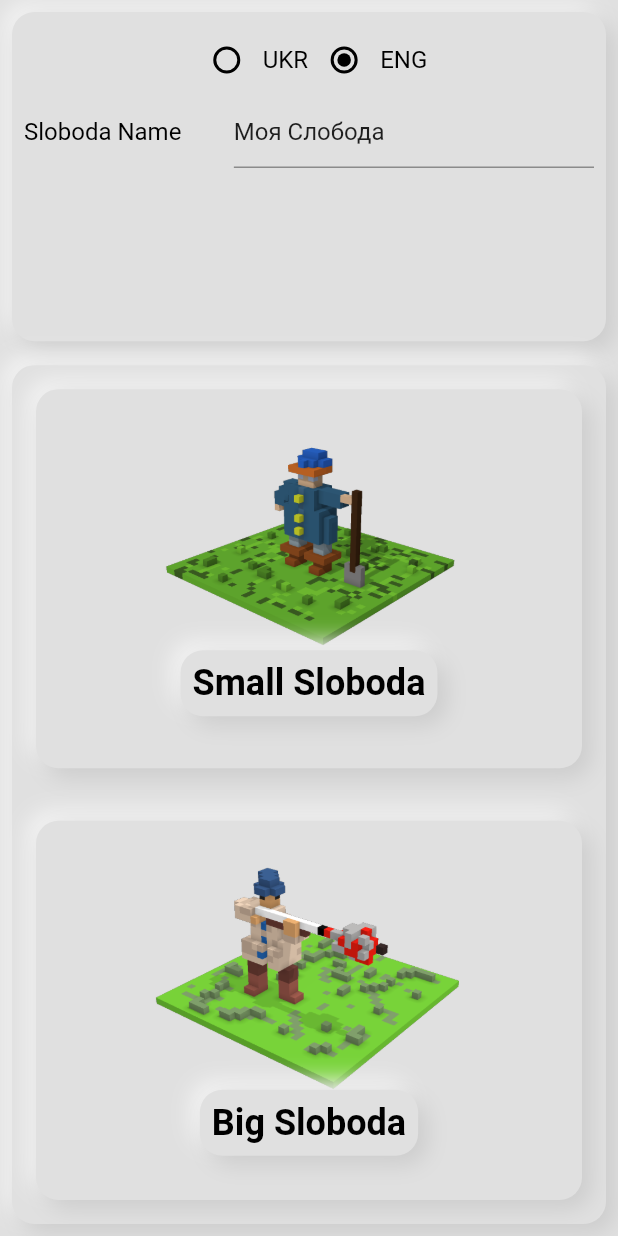
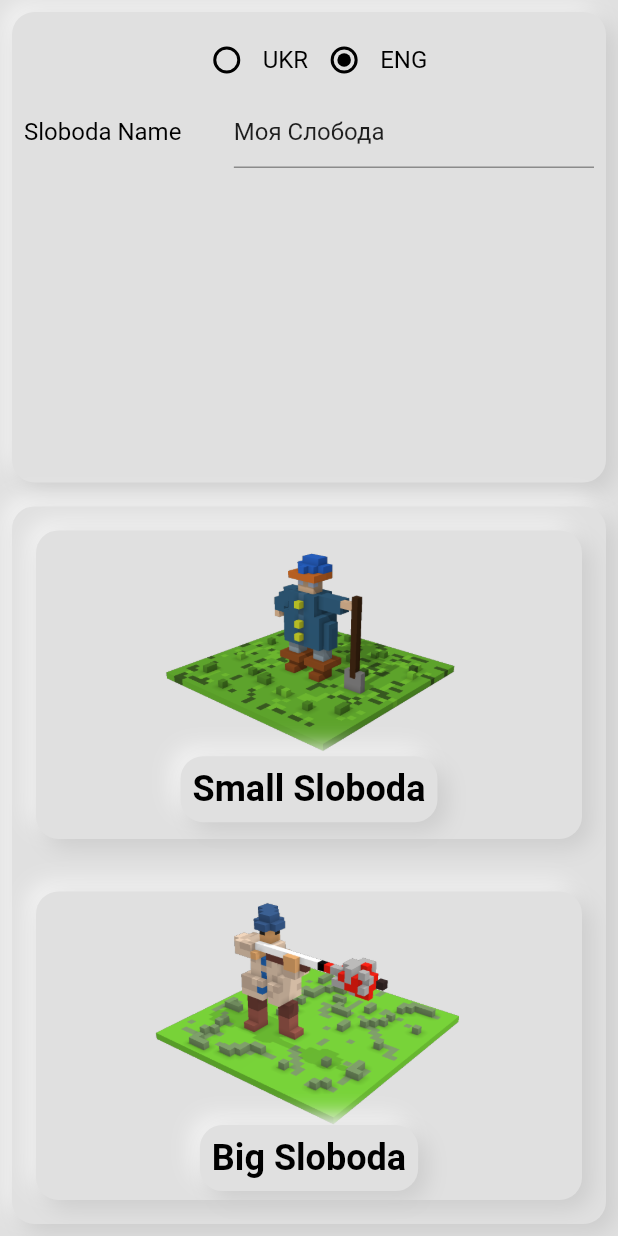
Before and after one commit to ManoyloK/sloboda, a Flutter app: the screen it shows after launch, on a phone screen of 412 x 824 dp. Run offline on Flutter 3.47's test engine with Material 2 defaults, Android fonts, the phone set to English and light mode, and no system bars; drawn by our look-alikes of clay_containers; our stand-ins replace rxdart, shared_preferences; missing offline and left inert: dart:js, fluri.

Commit message:
Fixed layout issues.

```diff
--- a/lib/views/create_sloboda.dart
+++ b/lib/views/create_sloboda.dart
@@ -49,7 +49,7 @@ class _CreateSlobodaViewState extends State<CreateSlobodaView> {
                 crossAxisAlignment: CrossAxisAlignment.stretch,
                 children: <Widget>[
                   Expanded(
-                    flex: 2,
+                    flex: 4,
                     child: Padding(
                       padding: const EdgeInsets.all(8.0),
                       child: SoftContainer(
@@ -143,7 +143,7 @@ class _CreateSlobodaViewState extends State<CreateSlobodaView> {
                     ),
                   ),
                   Expanded(
-                    flex: 5,
+                    flex: 6,
                     child: Padding(
                       padding: const EdgeInsets.all(8.0),
                       child: SoftContainer(
```
Also changed, not shown: 2 other files.
